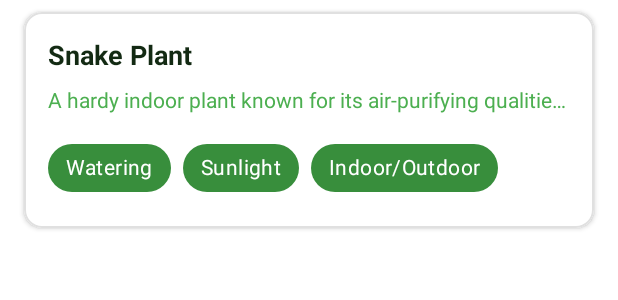
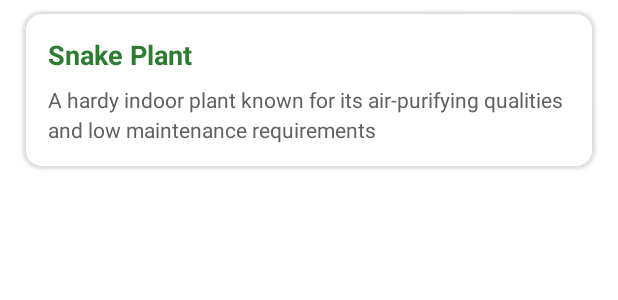
Before and after one commit to thedarshannn/SmartHomeGardenSys, an Android app: the layout plant_rv_layout.xml on its own in the app's theme, with its tools: preview values and no code run, on a phone screen of 412 x 824 dp. Shown: the top 300 px of the screen. Run offline under Robolectric (Android 15) with nearby library versions, the phone set to English and light mode, and no system bars.

Commit message:
Revert "Update the plant-item recyclerview layout."
This reverts commit c6a97a0a75c037fe5f11fad7546db077e116a468.

```diff
--- a/SmartHomeGarden/src/main/res/layout/plant_rv_layout.xml
+++ b/SmartHomeGarden/src/main/res/layout/plant_rv_layout.xml
@@ -17,68 +17,35 @@
         android:layout_height="wrap_content"
         android:padding="16dp">
 
+        <!-- Plant Name -->
         <TextView
             android:id="@+id/plantNameTV"
             android:layout_width="0dp"
             android:layout_height="wrap_content"
-            android:textColor="@color/green"
+            android:textColor="#2E7D32"
             android:textSize="18sp"
             android:textStyle="bold"
-            android:maxLines="2"
+            android:maxLines="1"
             android:ellipsize="end"
             app:layout_constraintStart_toStartOf="parent"
             app:layout_constraintTop_toTopOf="parent"
             tools:text="Snake Plant"/>
 
+        <!-- Plant Description -->
         <TextView
             android:id="@+id/plantDescriptionTV"
             android:layout_width="0dp"
             android:layout_height="wrap_content"
             android:layout_marginTop="8dp"
-            android:textColor="@color/green_500"
+            android:textColor="#616161"
             android:textSize="14sp"
-            android:maxLines="1"
+            android:maxLines="2"
             android:ellipsize="end"
             android:lineSpacingExtra="4dp"
             app:layout_constraintStart_toStartOf="parent"
             app:layout_constraintTop_toBottomOf="@id/plantNameTV"
             tools:text="A hardy indoor plant known for its air-purifying qualities and low maintenance requirements"/>
 
-        <com.google.android.material.chip.ChipGroup
-            android:id="@+id/sensorChipGroup"
-            android:layout_width="wrap_content"
-            android:layout_height="wrap_content"
-            android:layout_marginTop="12dp"
-            app:layout_constraintStart_toStartOf="parent"
-            app:layout_constraintTop_toBottomOf="@id/plantDescriptionTV">
-
-            <com.google.android.material.chip.Chip
-                android:id="@+id/wateringChip"
-                style="@style/Widget.MaterialComponents.Chip.Action"
-                android:layout_width="wrap_content"
-                android:layout_height="wrap_content"
-                android:text="@string/watering"
-                android:textColor="@color/white"
-                app:chipBackgroundColor="@color/green_700"/>
-
-            <com.google.android.material.chip.Chip
-                android:id="@+id/sunlightChip"
-                style="@style/Widget.MaterialComponents.Chip.Action"
-                android:layout_width="wrap_content"
-                android:layout_height="wrap_content"
-                android:text="@string/sunlight_chip"
-                android:textColor="@color/white"
-                app:chipBackgroundColor="@color/green_700"/>
-
-            <com.google.android.material.chip.Chip
-                android:id="@+id/indoorOutdoorChip"
-                style="@style/Widget.MaterialComponents.Chip.Action"
-                android:layout_width="wrap_content"
-                android:layout_height="wrap_content"
-                android:text="@string/indoor_outdoor"
-                android:textColor="@color/white"
-                app:chipBackgroundColor="@color/green_700"/>
-        </com.google.android.material.chip.ChipGroup>
 
     </androidx.constraintlayout.widget.ConstraintLayout>
 </com.google.android.material.card.MaterialCardView>
--- a/SmartHomeGarden/src/main/res/values/strings.xml
+++ b/SmartHomeGarden/src/main/res/values/strings.xml
@@ -144,9 +144,6 @@ Members:
     <string name="profile_saved">Profile saved</string>
     <string name="photos">Photos</string>
     <string name="plants">Plants</string>
-    <string name="watering">Watering</string>
-    <string name="indoor_outdoor">Indoor/Outdoor</string>
-    <string name="sunlight_chip">Sunlight</string>
 
 
 </resources>
```
